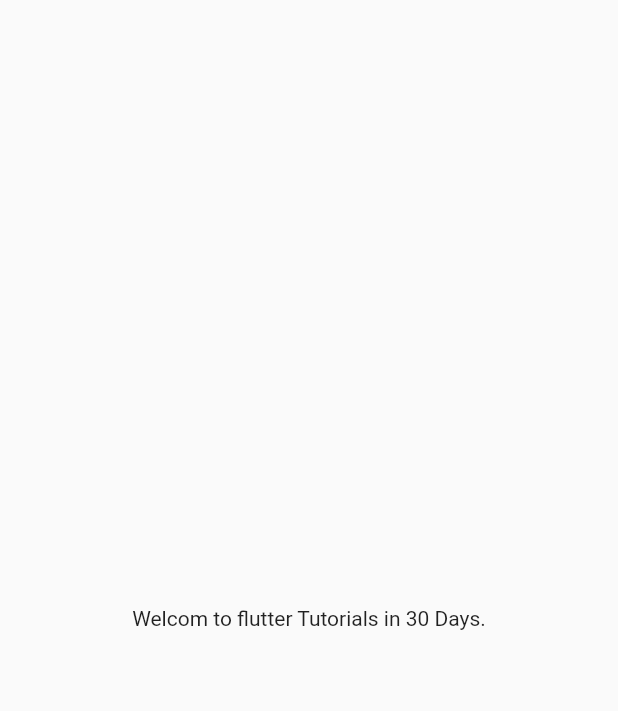
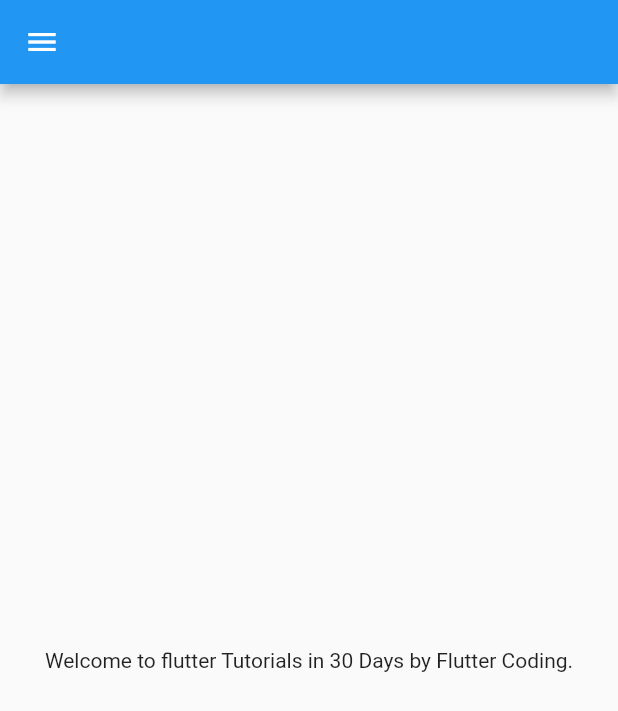
Before and after one commit to lalit2095/30DayFlutterTutes, a Flutter app: the screen it shows after launch, on a phone screen of 412 x 824 dp. Shown: the top 711 px of the screen. Run offline on Flutter 3.47's test engine with Material 2 defaults, Android fonts, the phone set to English and light mode, and no system bars.

Commit message:
Day 2 commit

```diff
--- /dev/null
+++ b/lib/home_page.dart
@@ -0,0 +1,19 @@
+import 'package:flutter/material.dart';
+
+class HomePage extends StatelessWidget {
+  final int days = 30;
+  final String name = "Flutter Coding";
+
+  @override
+  Widget build(BuildContext context) {
+    return Scaffold(
+      appBar: AppBar(),
+      body: Center(
+        child: Container(
+          child: Text("Welcome to flutter Tutorials in $days Days by $name."),
+        ),
+      ),
+      drawer: Drawer(),
+    );
+  }
+}
--- a/lib/main.dart
+++ b/lib/main.dart
@@ -1,17 +1,13 @@
 import 'package:flutter/material.dart';
+import 'package:flutter_application_demo/home_page.dart';
 
 void main() => runApp(MyApp());
 
 class MyApp extends StatelessWidget {
   @override
   Widget build(BuildContext context) {
-    int days = 30;
-
     return MaterialApp(
-        home: Material(
-            child: Center(
-                child: Container(
-      child: Text("Welcom to flutter Tutorials in $days Days."),
-    ))));
+      home: HomePage(),
+    );
   }
 }
```
